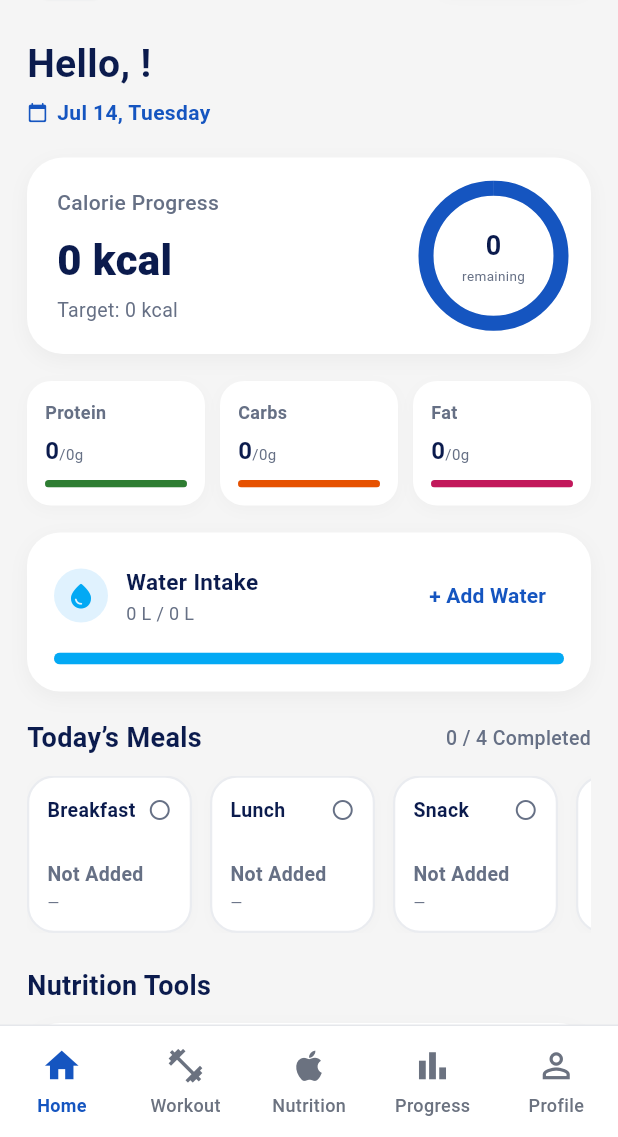
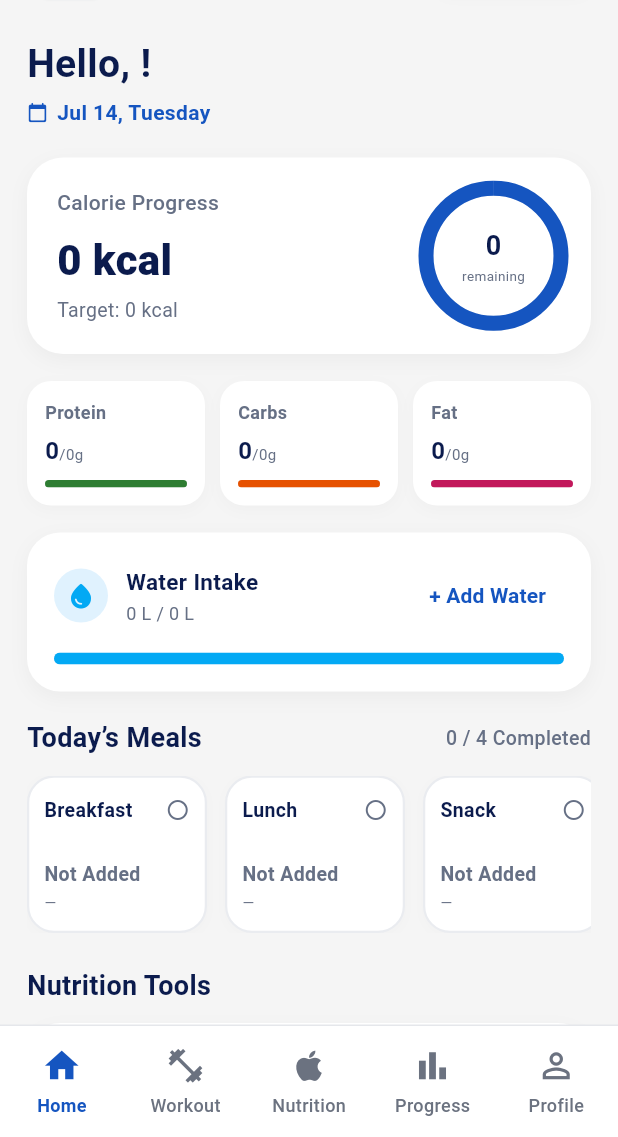
Before and after one commit to ajeetkr05/fitza, a Flutter app: the NutritionHomeScreen screen opened directly with empty values, on a phone screen of 412 x 824 dp, the part 99-1236 px from its top. Run offline on Flutter 3.47's test engine with Material 3 defaults, Android fonts, the phone set to English and light mode, and no system bars; our stand-ins replace cloud_firestore, firebase_auth, firebase_core, flutter_dotenv; accounts and stored records are empty.

Commit message:
Improve nutrition history and Firestore integration

```diff
--- a/lib/screens/Nutrition/nutrition_home_screen.dart
+++ b/lib/screens/Nutrition/nutrition_home_screen.dart
@@ -545,9 +545,9 @@ class _NutritionHomeScreenState extends State<NutritionHomeScreen> {
           final calories = isLogged ? logs.fold(0.0, (sum, m) => sum + m.totalCalories) : 0.0;
 
           return Container(
-            width: 110,
+            width: 120,
             margin: const EdgeInsets.only(right: 12),
-            padding: const EdgeInsets.all(12),
+            padding: const EdgeInsets.symmetric(horizontal: 10, vertical: 12),
             decoration: BoxDecoration(
               color: Colors.white,
               borderRadius: BorderRadius.circular(18),
@@ -570,14 +570,18 @@ class _NutritionHomeScreenState extends State<NutritionHomeScreen> {
                 Row(
                   mainAxisAlignment: MainAxisAlignment.spaceBetween,
                   children: [
-                    Text(
-                      type,
-                      style: const TextStyle(
-                        color: darkText,
-                        fontSize: 13,
-                        fontWeight: FontWeight.bold,
+                    Expanded(
+                      child: Text(
+                        type,
+                        style: const TextStyle(
+                          color: darkText,
+                          fontSize: 13,
+                          fontWeight: FontWeight.bold,
+                        ),
+                        overflow: TextOverflow.ellipsis,
                       ),
                     ),
+                    const SizedBox(width: 4),
                     if (isLogged)
                       const Icon(Icons.check_circle_rounded, color: successGreen, size: 16)
                     else
--- a/lib/services/Nutrition/nutrition_firestore_service.dart
+++ b/lib/services/Nutrition/nutrition_firestore_service.dart
@@ -120,7 +120,8 @@ class NutritionFirestoreService {
   /// Fetches meal history logs for a range of dates.
   Future<List<MealEntry>> getHistoryMeals(int daysBack) async {
     final now = DateTime.now();
-    final cutoffDate = now.subtract(Duration(days: daysBack));
+    final todayStart = DateTime(now.year, now.month, now.day);
+    final cutoffDate = todayStart.subtract(Duration(days: daysBack - 1));
     final snapshot = await _mealLogsCollection
         .where('timestamp', isGreaterThanOrEqualTo: Timestamp.fromDate(cutoffDate))
         .get();
@@ -135,7 +136,8 @@ class NutritionFirestoreService {
   /// Fetches water history logs for a range of dates.
   Future<List<WaterLog>> getHistoryWater(int daysBack) async {
     final now = DateTime.now();
-    final cutoffDate = now.subtract(Duration(days: daysBack));
+    final todayStart = DateTime(now.year, now.month, now.day);
+    final cutoffDate = todayStart.subtract(Duration(days: daysBack - 1));
     final snapshot = await _waterLogsCollection
         .where('timestamp', isGreaterThanOrEqualTo: Timestamp.fromDate(cutoffDate))
         .get();
```
Also changed, not shown: lib/screens/Nutrition/nutrition_history_screen.dart (+36 -19 lines).
